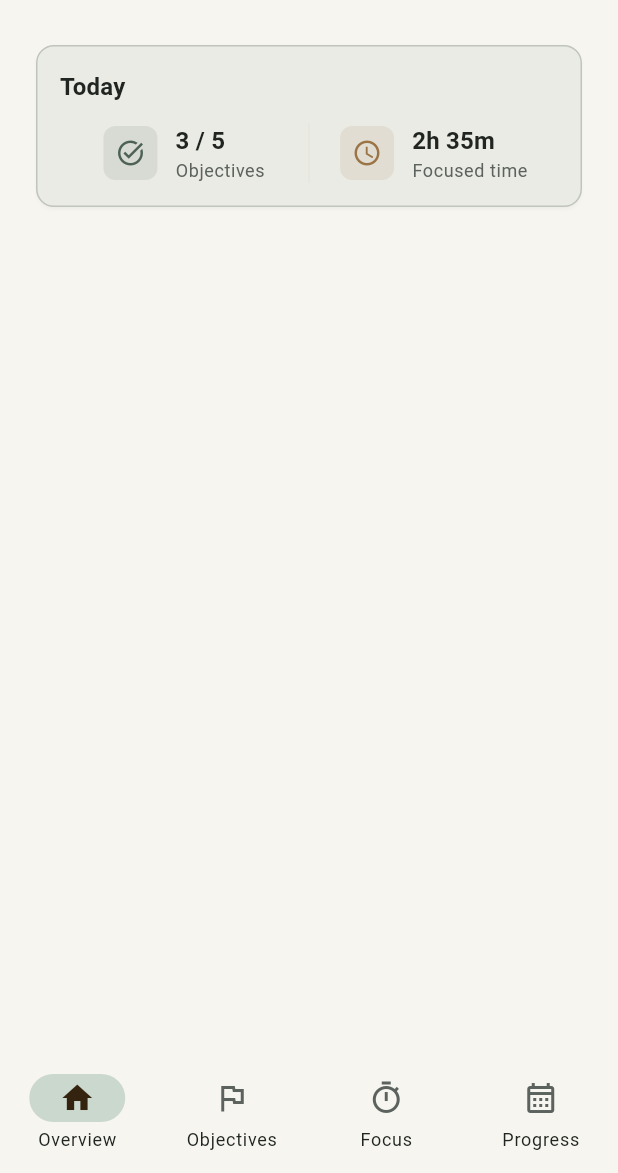
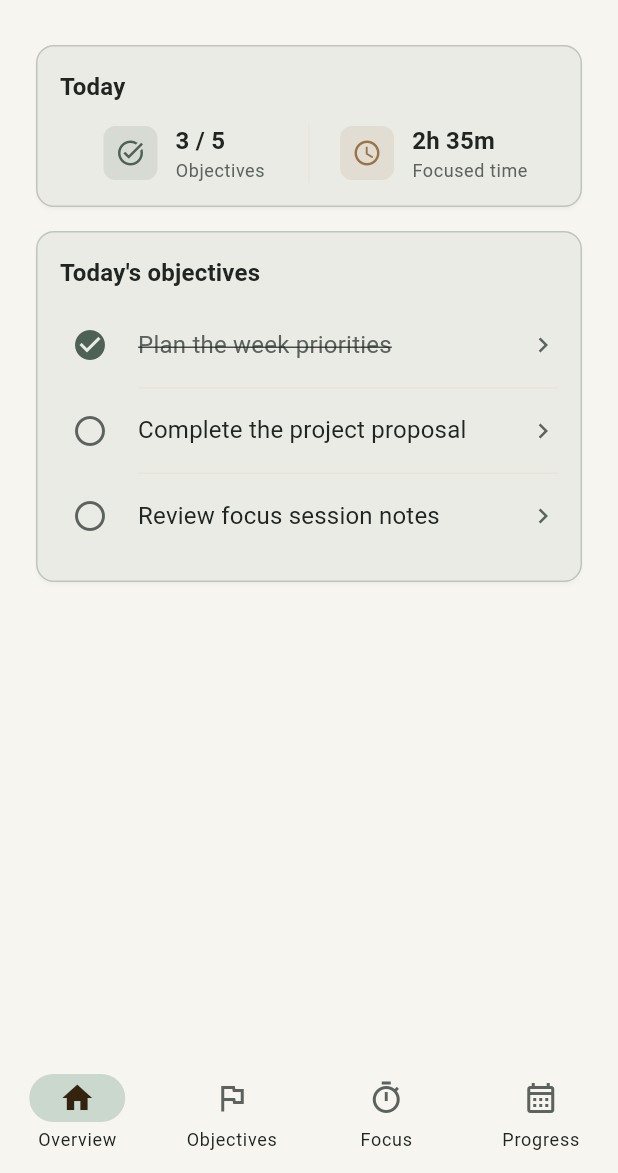
Before and after one commit to surinyach/ponos-app, a Flutter app: the screen it shows after launch, on a phone screen of 412 x 824 dp, the part 63-1236 px from its top. Run offline on Flutter 3.47's test engine with Material 3 defaults, Android fonts, the phone set to English and light mode, and no system bars.

Commit message:
feat: add today objectives section

```diff
--- a/lib/features/home/presentation/home_page.dart
+++ b/lib/features/home/presentation/home_page.dart
@@ -2,6 +2,7 @@ import 'package:flutter/material.dart';
 
 import '../../../app/theme/app_spacing.dart';
 import 'widgets/today_summary.dart';
+import 'widgets/todays_objectives.dart';
 
 class HomePage extends StatefulWidget {
   const HomePage({super.key});
@@ -92,11 +93,50 @@ class _OverviewContent extends StatelessWidget {
       child: SingleChildScrollView(
         padding: AppSpacing.pagePadding,
         child: ConstrainedBox(
-          constraints: BoxConstraints(maxWidth: 720),
-          child: const TodaySummary(
-            completedObjectives: 3,
-            totalObjectives: 5,
-            focusedDuration: Duration(hours: 2, minutes: 35),
+          constraints: const BoxConstraints(maxWidth: 1040),
+          child: LayoutBuilder(
+            builder: (context, constraints) {
+              const summary = TodaySummary(
+                completedObjectives: 3,
+                totalObjectives: 5,
+                focusedDuration: Duration(hours: 2, minutes: 35),
+              );
+              const objectives = TodaysObjectives(
+                objectives: [
+                  TodayObjective(
+                    title: 'Plan the week priorities',
+                    isCompleted: true,
+                  ),
+                  TodayObjective(
+                    title: 'Complete the project proposal',
+                    isCompleted: false,
+                  ),
+                  TodayObjective(
+                    title: 'Review focus session notes',
+                    isCompleted: false,
+                  ),
+                ],
+              );
+
+              if (constraints.maxWidth >= 840) {
+                return const Row(
+                  crossAxisAlignment: CrossAxisAlignment.start,
+                  children: [
+                    Expanded(flex: 4, child: summary),
+                    SizedBox(width: AppSpacing.lg),
+                    Expanded(flex: 6, child: objectives),
+                  ],
+                );
+              }
+
+              return const Column(
+                children: [
+                  summary,
+                  SizedBox(height: AppSpacing.md),
+                  objectives,
+                ],
+              );
+            },
           ),
         ),
       ),
--- /dev/null
+++ b/lib/features/home/presentation/widgets/todays_objectives.dart
@@ -0,0 +1,152 @@
+import 'package:flutter/material.dart';
+
+import '../../../../app/theme/app_radius.dart';
+import '../../../../app/theme/app_spacing.dart';
+
+class TodayObjective {
+  const TodayObjective({required this.title, required this.isCompleted});
+
+  final String title;
+  final bool isCompleted;
+}
+
+class TodaysObjectives extends StatelessWidget {
+  const TodaysObjectives({
+    required this.objectives,
+    this.onObjectivePressed,
+    this.onCompletionPressed,
+    super.key,
+  });
+
+  final List<TodayObjective> objectives;
+  final ValueChanged<TodayObjective>? onObjectivePressed;
+  final ValueChanged<TodayObjective>? onCompletionPressed;
+
+  @override
+  Widget build(BuildContext context) {
+    final colors = Theme.of(context).colorScheme;
+    final backgroundColor = Color.alphaBlend(
+      colors.primary.withValues(alpha: 0.07),
+      colors.surfaceContainerLow,
+    );
+
+    return Card(
+      color: backgroundColor,
+      elevation: 1,
+      shadowColor: colors.shadow.withValues(alpha: 0.14),
+      shape: RoundedRectangleBorder(
+        borderRadius: AppRadius.card,
+        side: BorderSide(color: colors.primary.withValues(alpha: 0.28)),
+      ),
+      child: Padding(
+        padding: const EdgeInsets.all(AppSpacing.md),
+        child: Column(
+          crossAxisAlignment: CrossAxisAlignment.start,
+          children: [
+            Text(
+              "Today's objectives",
+              style: Theme.of(context).textTheme.titleMedium,
+            ),
+            const SizedBox(height: AppSpacing.xs),
+            if (objectives.isEmpty)
+              Padding(
+                padding: const EdgeInsets.symmetric(vertical: AppSpacing.sm),
+                child: Text(
+                  'No objectives planned for today.',
+                  style: Theme.of(context).textTheme.bodyMedium?.copyWith(
+                    color: colors.onSurfaceVariant,
+                  ),
+                ),
+              )
+            else
+              ...List.generate(objectives.length, (index) {
+                final objective = objectives[index];
+
+                return Column(
+                  children: [
+                    _ObjectiveRow(
+                      objective: objective,
+                      onPressed: onObjectivePressed == null
+                          ? null
+                          : () => onObjectivePressed!(objective),
+                      onCompletionPressed: onCompletionPressed == null
+                          ? null
+                          : () => onCompletionPressed!(objective),
+                    ),
+                    if (index < objectives.length - 1)
+                      Divider(
+                        indent: 40 + AppSpacing.sm,
+                        color: colors.outlineVariant,
+                      ),
+                  ],
+                );
+              }),
+          ],
+        ),
+      ),
+    );
+  }
+}
+
+class _ObjectiveRow extends StatelessWidget {
+  const _ObjectiveRow({
+    required this.objective,
+    this.onPressed,
+    this.onCompletionPressed,
+  });
+
+  final TodayObjective objective;
+  final VoidCallback? onPressed;
+  final VoidCallback? onCompletionPressed;
+
+  @override
+  Widget build(BuildContext context) {
+    final colors = Theme.of(context).colorScheme;
+    final completed = objective.isCompleted;
+
+    return Semantics(
+      button: onPressed != null,
+      checked: completed,
+      child: InkWell(
+        onTap: onPressed,
+        borderRadius: AppRadius.control,
+        child: Padding(
+          padding: const EdgeInsets.symmetric(vertical: AppSpacing.xs),
+          child: Row(
+            children: [
+              IconButton(
+                onPressed: onCompletionPressed,
+                tooltip: completed ? 'Mark as incomplete' : 'Mark as complete',
+                visualDensity: VisualDensity.compact,
+                icon: Icon(
+                  completed ? Icons.check_circle : Icons.circle_outlined,
+                  color: completed ? colors.primary : colors.onSurfaceVariant,
+                ),
+              ),
+              const SizedBox(width: AppSpacing.sm),
+              Expanded(
+                child: Text(
+                  objective.title,
+                  maxLines: 2,
+                  overflow: TextOverflow.ellipsis,
+                  style: Theme.of(context).textTheme.bodyLarge?.copyWith(
+                    color: completed
+                        ? colors.onSurfaceVariant
+                        : colors.onSurface,
+                    decoration: completed ? TextDecoration.lineThrough : null,
+                  ),
+                ),
+              ),
+              const SizedBox(width: AppSpacing.xs),
+              Icon(
+                Icons.chevron_right,
+                size: 20,
+                color: colors.onSurfaceVariant,
+              ),
+            ],
+          ),
+        ),
+      ),
+    );
+  }
+}
```
Also changed, not shown: 1 other file.
